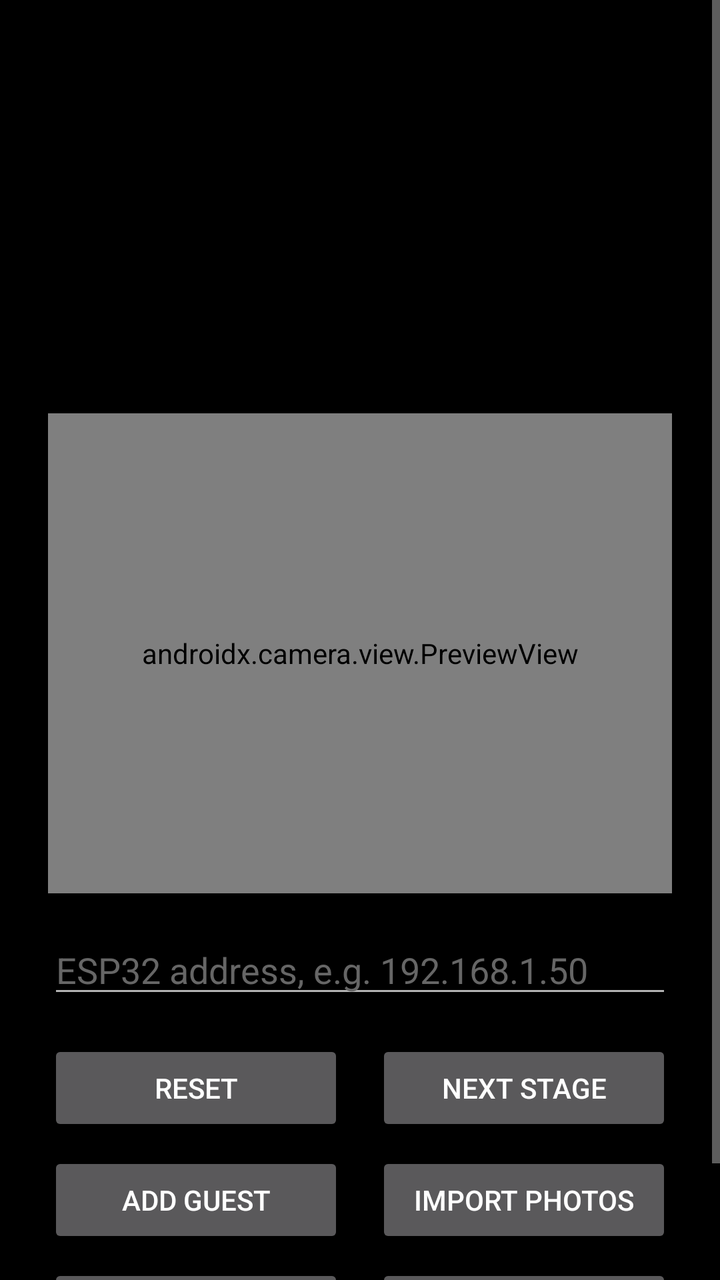
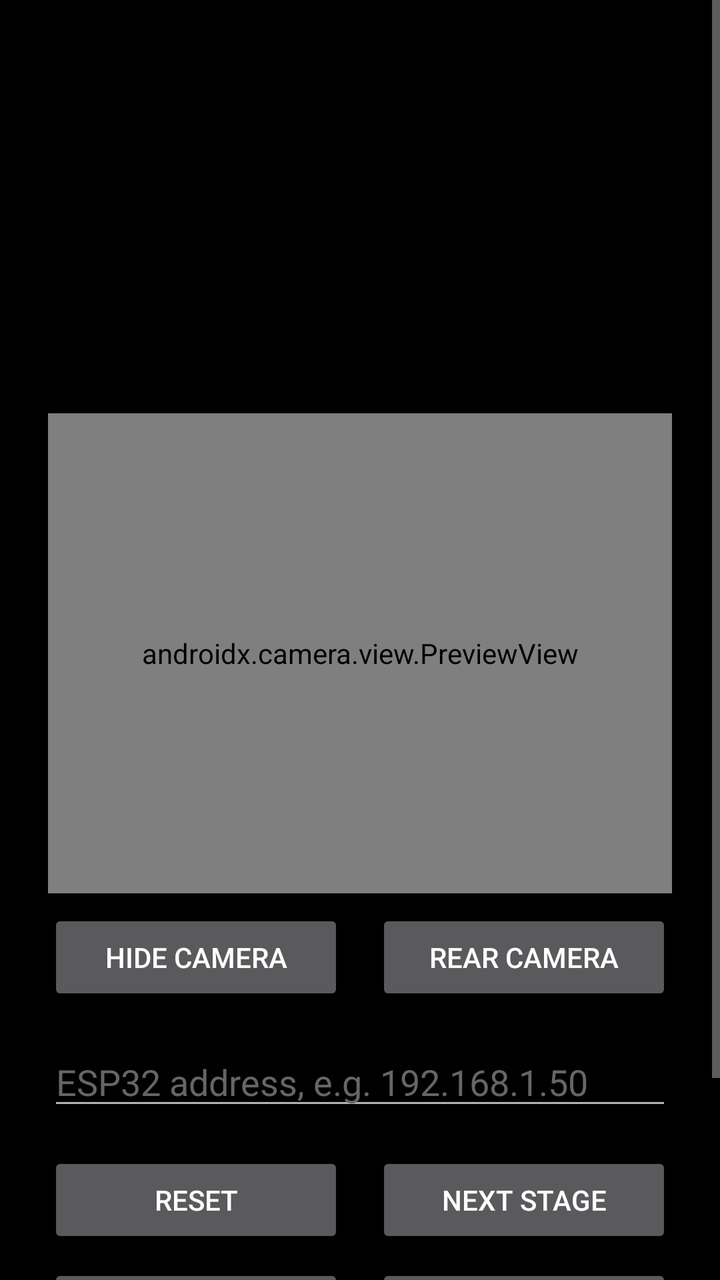

Compare the two renders of this Android layout. The source of the first and the diff that turns it into the second are given below.
<!-- AndroidManifest.xml: application theme android:Theme.Material.NoActionBar.Fullscreen -->
<!-- res/layout/activity_main.xml -->
<?xml version="1.0" encoding="utf-8"?>
<ScrollView xmlns:android="http://schemas.android.com/apk/res/android"
    android:layout_width="match_parent"
    android:layout_height="match_parent"
    android:background="#000000">

    <LinearLayout
        android:layout_width="match_parent"
        android:layout_height="wrap_content"
        android:orientation="vertical"
        android:padding="24dp">

        <TextView
            android:id="@+id/stageText"
            android:layout_width="match_parent"
            android:layout_height="wrap_content"
            android:textColor="#B00000"
            android:textSize="28sp"
            android:textStyle="bold" />

        <TextView
            android:id="@+id/listenText"
            android:layout_width="match_parent"
            android:layout_height="wrap_content"
            android:layout_marginTop="16dp"
            android:textColor="#CCCCCC"
            android:textSize="18sp" />

        <TextView
            android:id="@+id/heardText"
            android:layout_width="match_parent"
            android:layout_height="wrap_content"
            android:layout_marginTop="8dp"
            android:textColor="#888888"
            android:textSize="16sp" />

        <TextView
            android:id="@+id/faceText"
            android:layout_width="match_parent"
            android:layout_height="wrap_content"
            android:layout_marginTop="8dp"
            android:textColor="#888888"
            android:textSize="16sp" />

        <TextView
            android:id="@+id/espText"
            android:layout_width="match_parent"
            android:layout_height="wrap_content"
            android:layout_marginTop="8dp"
            android:textColor="#888888"
            android:textSize="16sp" />

        <androidx.camera.view.PreviewView
            android:id="@+id/preview"
            android:layout_width="match_parent"
            android:layout_height="240dp"
            android:layout_marginTop="16dp" />

        <EditText
            android:id="@+id/addressInput"
            android:layout_width="match_parent"
            android:layout_height="wrap_content"
            android:layout_marginTop="16dp"
            android:hint="ESP32 address, e.g. 192.168.1.50"
            android:imeOptions="actionDone"
            android:inputType="textUri"
            android:singleLine="true"
            android:textColor="#FFFFFF"
            android:textColorHint="#666666" />

        <LinearLayout
            android:layout_width="match_parent"
            android:layout_height="wrap_content"
            android:layout_marginTop="16dp"
            android:orientation="horizontal">

            <Button
                android:id="@+id/resetButton"
                android:layout_width="0dp"
                android:layout_height="wrap_content"
                android:layout_weight="1"
                android:text="Reset" />

            <Button
                android:id="@+id/nextButton"
                android:layout_width="0dp"
                android:layout_height="wrap_content"
                android:layout_marginStart="16dp"
                android:layout_weight="1"
                android:text="Next stage" />
        </LinearLayout>

        <LinearLayout
            android:layout_width="match_parent"
            android:layout_height="wrap_content"
            android:layout_marginTop="8dp"
            android:orientation="horizontal">

            <Button
                android:id="@+id/addGuestButton"
                android:layout_width="0dp"
                android:layout_height="wrap_content"
                android:layout_weight="1"
                android:text="Add guest" />

            <Button
                android:id="@+id/importButton"
                android:layout_width="0dp"
                android:layout_height="wrap_content"
                android:layout_marginStart="16dp"
                android:layout_weight="1"
                android:text="Import photos" />
        </LinearLayout>

        <LinearLayout
            android:layout_width="match_parent"
            android:layout_height="wrap_content"
            android:layout_marginTop="8dp"
            android:orientation="horizontal">

            <Button
                android:id="@+id/guestsButton"
                android:layout_width="0dp"
                android:layout_height="wrap_content"
                android:layout_weight="1"
                android:text="Guests" />

            <Button
                android:id="@+id/settingsButton"
                android:layout_width="0dp"
                android:layout_height="wrap_content"
                android:layout_marginStart="16dp"
                android:layout_weight="1"
                android:text="Settings" />
        </LinearLayout>
    </LinearLayout>
</ScrollView>
<!-- resources referenced by this layout -->
<resources>

</resources>

<!-- the commit's change to res/layout/activity_main.xml (unified diff, before → after) -->
@@ -1,5 +1,6 @@
 <?xml version="1.0" encoding="utf-8"?>
 <ScrollView xmlns:android="http://schemas.android.com/apk/res/android"
+    android:id="@+id/root"
     android:layout_width="match_parent"
     android:layout_height="match_parent"
     android:background="#000000">
@@ -55,6 +56,28 @@
             android:layout_width="match_parent"
             android:layout_height="240dp"
             android:layout_marginTop="16dp" />
+
+        <LinearLayout
+            android:layout_width="match_parent"
+            android:layout_height="wrap_content"
+            android:layout_marginTop="8dp"
+            android:orientation="horizontal">
+
+            <Button
+                android:id="@+id/previewButton"
+                android:layout_width="0dp"
+                android:layout_height="wrap_content"
+                android:layout_weight="1"
+                android:text="Hide camera" />
+
+            <Button
+                android:id="@+id/switchCameraButton"
+                android:layout_width="0dp"
+                android:layout_height="wrap_content"
+                android:layout_marginStart="16dp"
+                android:layout_weight="1"
+                android:text="Rear camera" />
+        </LinearLayout>
 
         <EditText
             android:id="@+id/addressInput"
